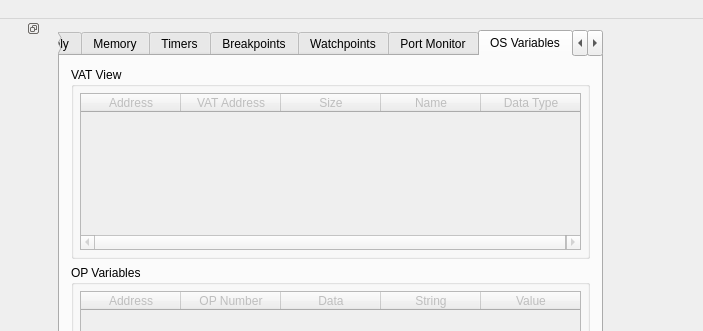
CE-Programming/CEmu, file gui/qt/mainwindow.ui: the form before one commit; both pictures show x 399 to 1102 and y 0 to 331 of the 1102 by 1005 pixel window.
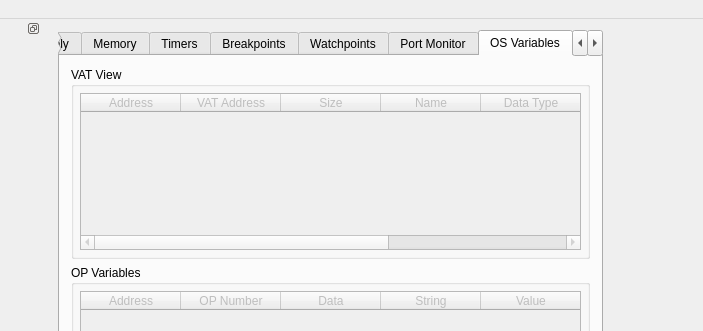
The form after the commit. The open tabs and pages were chosen to show the change. Icons and pictures are not drawn. Custom widgets are drawn as their Qt base class.

Commit message: gui: display more fields in VAT table

The edit to the form file:
```diff
--- a/gui/qt/mainwindow.ui
+++ b/gui/qt/mainwindow.ui
@@ -5084,6 +5084,21 @@
                <string>Data Type</string>
               </property>
              </column>
+             <column>
+              <property name="text">
+               <string>Type 1</string>
+              </property>
+             </column>
+             <column>
+              <property name="text">
+               <string>Type 2</string>
+              </property>
+             </column>
+             <column>
+              <property name="text">
+               <string>Version</string>
+              </property>
+             </column>
             </widget>
            </item>
           </layout>
```
The commit also changes 2 other files.
